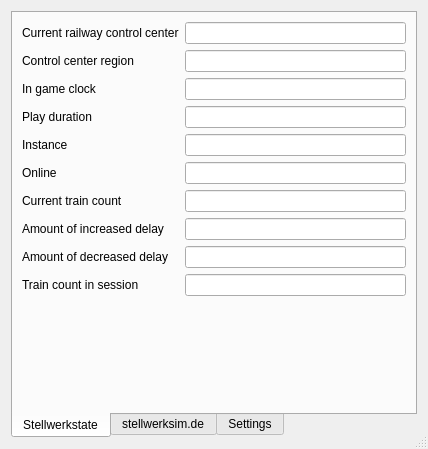
Qt form ui-files/statusdialog.ui (jokey2k/StellwerksimStatus) before a commit.
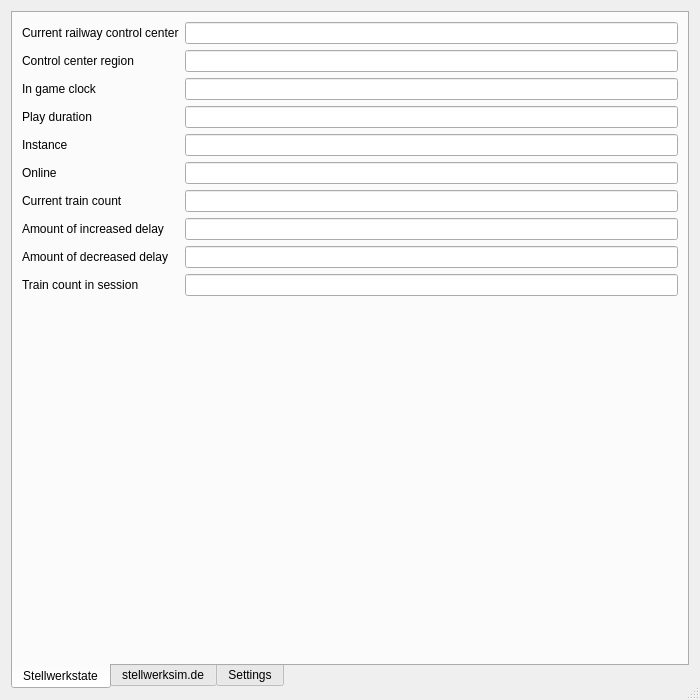
The same form after that commit.

Commit message: Set default window size to be a bit bigger

What changed in the file:
```diff
--- a/ui-files/statusdialog.ui
+++ b/ui-files/statusdialog.ui
@@ -6,8 +6,8 @@
    <rect>
     <x>0</x>
     <y>0</y>
-    <width>428</width>
-    <height>449</height>
+    <width>700</width>
+    <height>700</height>
    </rect>
   </property>
   <property name="windowTitle">
```
